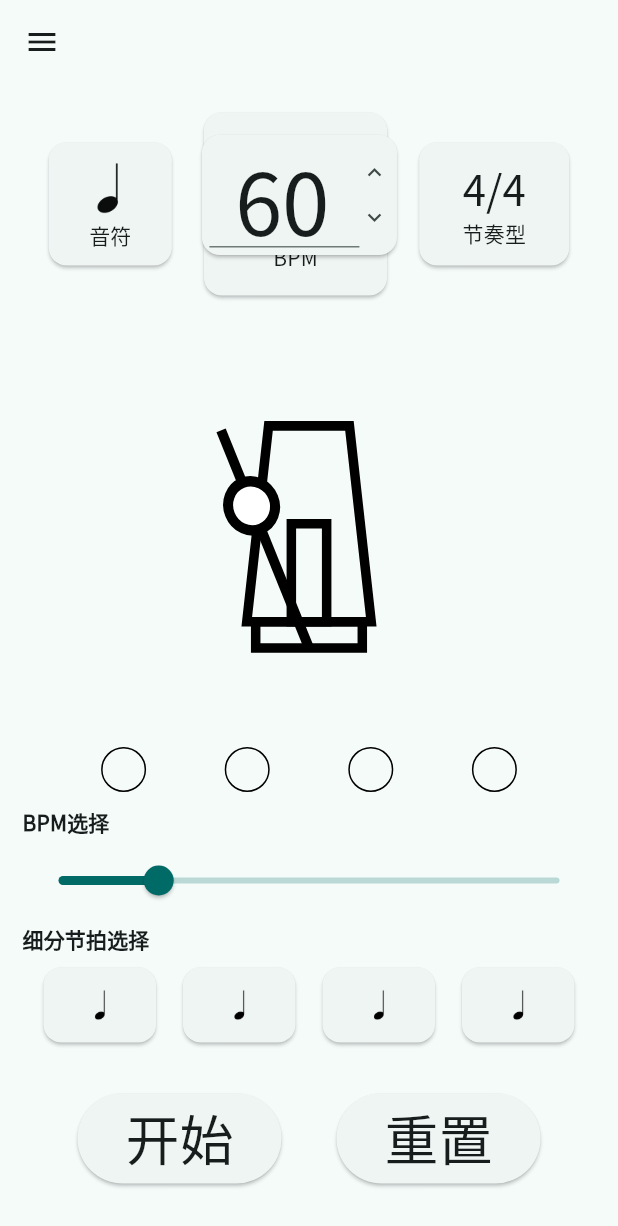
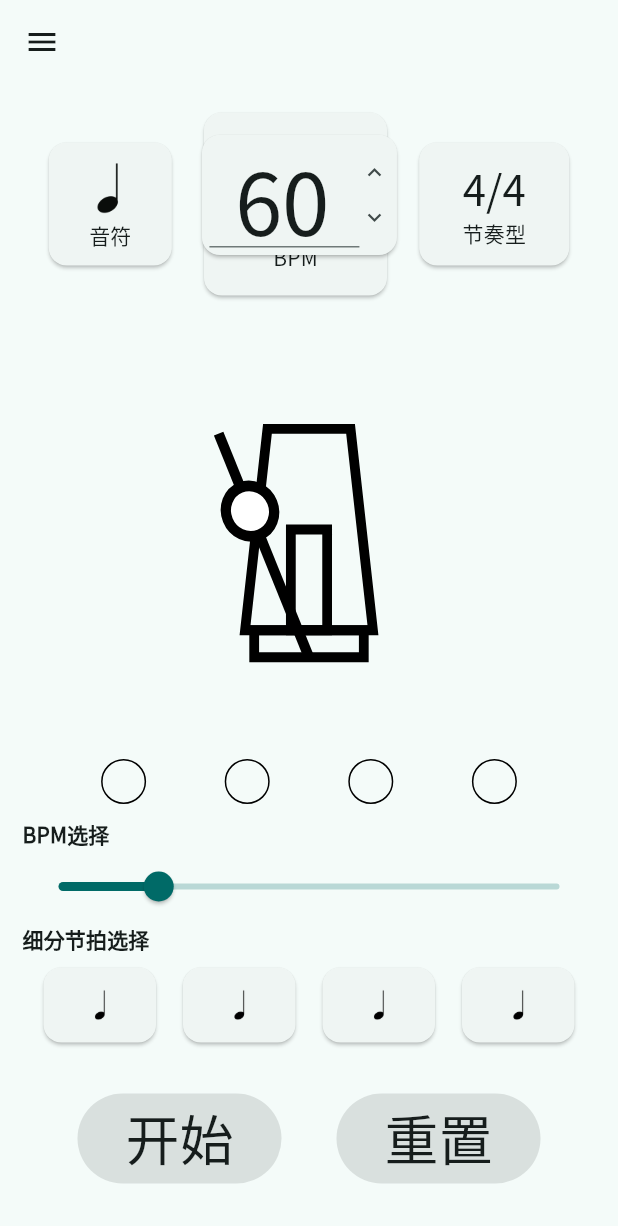
Before and after one commit to drummerHongLin/metronome, a Flutter app: the MainScreen screen opened directly, after a tap on "60", on a phone screen of 412 x 824 dp. Shown: the top 1226 px of the screen. Run offline on Flutter 3.47's test engine with Material 3 defaults, Android fonts, the phone set to English and light mode, and no system bars; drawn by our look-alikes of syncfusion_flutter_sliders; our stand-ins replace google_fonts, just_audio, lottie, shared_preferences, webview_flutter; missing offline and left inert: wheel_picker; accounts and stored records are empty.

Commit message:
调整节拍器不同步的bug

```diff
--- a/lib/service/audio/audio.dart
+++ b/lib/service/audio/audio.dart
@@ -44,7 +44,8 @@ class Audio extends ChangeNotifier {
       notifyListeners();
     }
   }
-  void compareBpmAfterSlider(){
+
+  void compareBpmAfterSlider() {
     _isChange = _bpm != _lastBpm;
     _lastBpm = _bpm;
   }
@@ -113,6 +114,9 @@ class Audio extends ChangeNotifier {
   // 8.产出player
   late AudioPlayer _player;
 
+  // 8. 音源是否配置成功
+  bool isInitialized = false;
+
   // 根据音乐参数生成音源
   // 1. 根据拍数确定播放器的数量
   // 2. 需要传入每拍的拍子类型
@@ -179,9 +183,12 @@ class Audio extends ChangeNotifier {
       _isPlaying = false;
     }
     _isChange = false;
+    isInitialized = false;
     notifyListeners();
     final source = generateSound(_beatNum, duration, _beatTypes, false);
     await _player.setAudioSources(source);
+    isInitialized = true;
+    notifyListeners();
   }
 
   @override
--- a/lib/ui/buttons/buttone_sector.dart
+++ b/lib/ui/buttons/buttone_sector.dart
@@ -7,7 +7,10 @@ class ButtoneSector extends StatelessWidget {
 
   final bool playing;
 
-  const ButtoneSector({super.key, required this.onPlayPressed, required this.onResetPressed, required this.playing});
+  final bool initialized;
+
+
+  const ButtoneSector({super.key, required this.onPlayPressed, required this.onResetPressed, required this.playing, required this.initialized});
 
 
   @override
@@ -19,7 +22,7 @@ class ButtoneSector extends StatelessWidget {
                   mainAxisAlignment: MainAxisAlignment.spaceEvenly,
                   children: [
                     ElevatedButton(
-                      onPressed: onPlayPressed,
+                      onPressed: initialized? onPlayPressed : null,
                       child: Padding(
                         padding: const EdgeInsets.all(8.0),
                         child: Text(
@@ -29,7 +32,7 @@ class ButtoneSector extends StatelessWidget {
                       ),
                     ),
                     ElevatedButton(
-                      onPressed: onResetPressed,
+                      onPressed: initialized? onResetPressed : null,
                       child: Padding(
                         padding: const EdgeInsets.all(8.0),
                         child: Text(
--- a/lib/ui/drawer/custom_drawer.dart
+++ b/lib/ui/drawer/custom_drawer.dart
@@ -49,6 +49,7 @@ class _CustomDrawerState extends State<CustomDrawer> {
               title: Text(_t.$2),
               selected: _selectedIndex == _t.$1,
               onTap: () async {
+                _setSelectedIndex(_t.$1);
                 // Update the state of the app
                 await Navigator.push(context, _buildInfoRoute(_t.$1));
                 // Then close the drawer
--- a/lib/ui/drawer/widgets/sponsorship_info.dart
+++ b/lib/ui/drawer/widgets/sponsorship_info.dart
@@ -89,7 +89,9 @@ class _SponsorshipInfoState extends State<SponsorshipInfo> {
         Row(
             mainAxisAlignment: MainAxisAlignment.spaceEvenly,
           children: [
-            ElevatedButton(onPressed: () {}, child: Text("残忍拒绝")),
+            ElevatedButton(onPressed: () {
+              Navigator.pop(context);
+            }, child: Text("残忍拒绝")),
             ElevatedButton(onPressed: () {}, child: Text("赞助！")),
           ],
         ),
--- a/lib/ui/main_screen.dart
+++ b/lib/ui/main_screen.dart
@@ -1,6 +1,5 @@
 import 'dart:async';
 
-import 'package:easy_debounce/easy_debounce.dart';
 import 'package:flutter/material.dart';
 import 'package:flutter_metronome/configs/data_type.dart';
 import 'package:flutter_metronome/configs/default.dart';
@@ -19,9 +18,9 @@ class MainScreen extends StatefulWidget {
   State<MainScreen> createState() => _MainScreenState();
 }
 
-class _MainScreenState extends State<MainScreen>
-    with SingleTickerProviderStateMixin {
+class _MainScreenState extends State<MainScreen> with TickerProviderStateMixin {
   late AnimationController beatController;
+  late AnimationController lottieController;
 
   int currentBeat = 0;
 
@@ -33,6 +32,7 @@ class _MainScreenState extends State<MainScreen>
   void initState() {
     super.initState();
     beatController = AnimationController(vsync: this);
+    lottieController = AnimationController(vsync: this);
     audio = Audio(
       bpm: DefaultData.bpm,
       beatNum: DefaultData.beatNum,
@@ -43,11 +43,13 @@ class _MainScreenState extends State<MainScreen>
     beatController.duration = Duration(
       milliseconds: audio.duration * audio.beatNum,
     );
+    lottieController.duration = Duration(milliseconds: audio.duration * 2);
   }
 
   @override
   void dispose() {
     beatController.dispose();
+    lottieController.dispose();
     audio.dispose();
     super.dispose();
   }
@@ -63,7 +65,9 @@ class _MainScreenState extends State<MainScreen>
     beatController.duration = Duration(
       milliseconds: audio.duration * audio.beatNum,
     );
+    lottieController.duration = Duration(milliseconds: audio.duration * 2);
     beatController.reset();
+    lottieController.reset();
   }
 
   showReferenceSelector(BuildContext innercontext) async {
@@ -130,13 +134,16 @@ class _MainScreenState extends State<MainScreen>
       beatController.duration = Duration(
         milliseconds: audio.duration * audio.beatNum,
       );
+      lottieController.duration = Duration(milliseconds: audio.duration * 2);
       beatController.reset();
+      lottieController.reset();
     }
   }
 
   void beforeChange() {
     audio.pauseOnSelect();
     beatController.stop();
+    lottieController.stop();
   }
 
   void showSnackBar(String content) {
@@ -148,11 +155,13 @@ class _MainScreenState extends State<MainScreen>
   void play() {
     audio.play();
     beatController.repeat();
+    lottieController.repeat();
   }
 
   void pause() {
     audio.pause();
     beatController.stop();
+    lottieController.stop();
   }
 
   @override
@@ -190,7 +199,8 @@ class _MainScreenState extends State<MainScreen>
                   showBeatSelector: showBeatSelector,
                 ),
                 MetronomeBody(
-                  controller: beatController,
+                  beatController: beatController,
+                  lottieController: lottieController,
                   beatNum: audio.beatNum,
                 ),
                 ModifierSector(
@@ -200,14 +210,8 @@ class _MainScreenState extends State<MainScreen>
                     audio.lastBpm = v;
                   },
                   onChangeEnd: (v) {
-                    EasyDebounce.debounce(
-                      'my-debouncer', // <-- An ID for this particular debouncer
-                      Duration(milliseconds: 1000), // <-- The debounce duration
-                      () {
-                        audio.compareBpmAfterSlider();
-                        afterChange();
-                      }, // <-- The target method
-                    );
+                    audio.compareBpmAfterSlider();
+                    afterChange();
                   },
                   onChanged: audio.setBpmBySlider,
                   beatTypes: audio.beatTypes,
@@ -221,6 +225,7 @@ class _MainScreenState extends State<MainScreen>
                     resetPlayer();
                   },
                   playing: audio.isPlaying,
+                  initialized: audio.isInitialized,
                 ),
               ],
             ),
--- a/lib/ui/metronome/metronome_sector.dart
+++ b/lib/ui/metronome/metronome_sector.dart
@@ -2,10 +2,11 @@ import 'package:flutter/material.dart';
 import 'package:lottie/lottie.dart';
 
 class MetronomeBody extends StatelessWidget {
-  final Animation<double> controller;
+  final Animation<double> beatController;
+    final Animation<double> lottieController;
   final int beatNum;
 
-  const MetronomeBody({super.key, required this.controller, required this.beatNum}) ;
+  const MetronomeBody({super.key, required this.beatController, required this.beatNum, required this.lottieController}) ;
 
 
 
@@ -20,11 +21,11 @@ class MetronomeBody extends StatelessWidget {
         child: Center(
           child: Lottie.asset(
             "assets/lottie/main_scene.json",
-            controller: CurvedAnimation(parent: controller, curve: SawTooth((beatNum/2).ceil())),
+            controller: lottieController,
           ),
         ),
       ),
-     _DotNoteList(controller: controller,beatNum: beatNum,)
+     _DotNoteList(controller: beatController,beatNum: beatNum,)
       ]),
     );
   }
--- a/lib/ui/modifier/modifier_sector.dart
+++ b/lib/ui/modifier/modifier_sector.dart
@@ -34,6 +34,7 @@ class ModifierSector extends StatelessWidget {
         ),
         SizedBox(
           width: double.maxFinite,
+          height: 40,
           child: SfSlider(
             min: 30,
             max: 180,
--- a/pubspec.yaml
+++ b/pubspec.yaml
@@ -17,7 +17,6 @@ dependencies:
   lottie: ^3.3.1
   google_fonts: ^6.2.1
   wheel_picker: ^0.2.2
-  easy_debounce: ^2.0.3
   shared_preferences: ^2.5.3
   webview_flutter: ^4.13.0
 
```
Also changed, not shown: lib/ui/drawer/widgets/tile_info.dart (+6 -4 lines), pubspec.lock.
